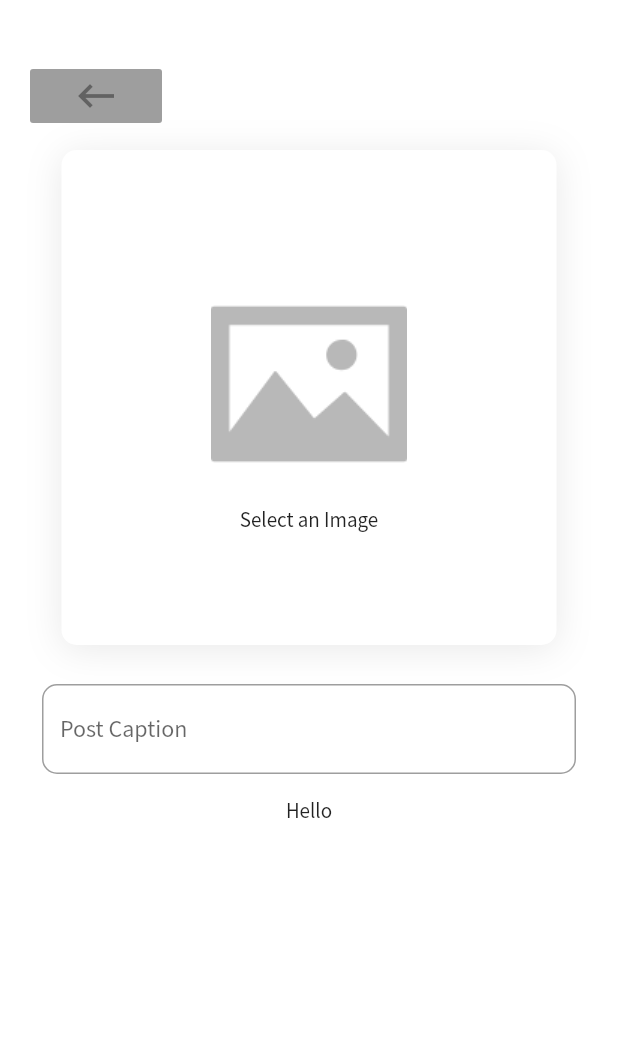
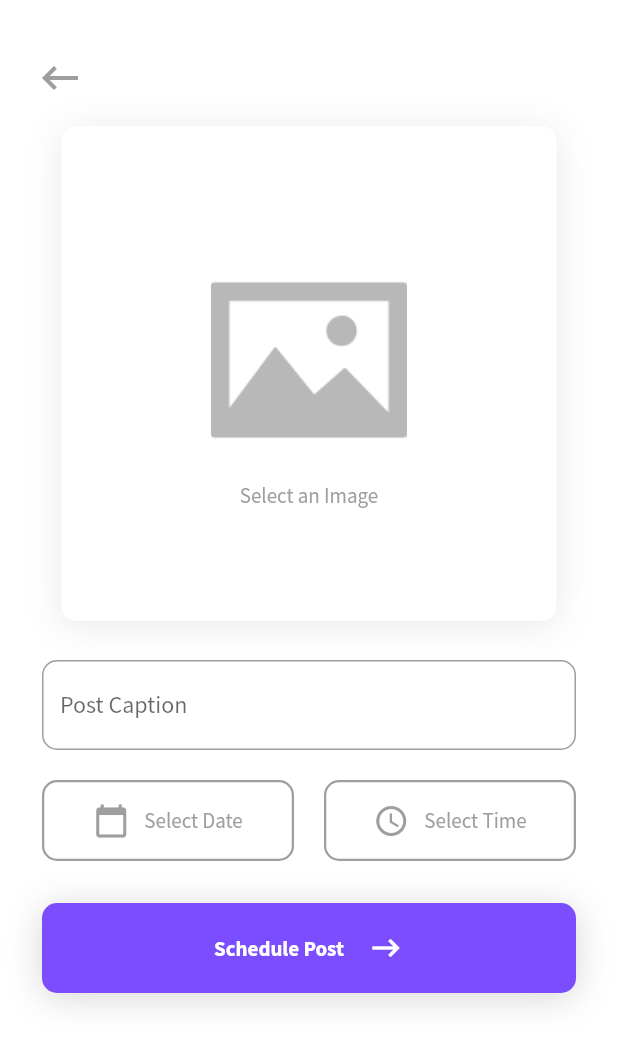
Before and after one commit to soumyadeb1809/schedule_it, a Flutter app: the NewPostScreen screen opened directly, on a phone screen of 412 x 824 dp. Shown: the top 1046 px of the screen. Run offline on Flutter 3.47's test engine with Material 2 defaults, Android fonts, the phone set to English and light mode, and no system bars; our stand-ins replace firebase_storage, image_picker; accounts and stored records are empty.

Commit message:
Completed UI - New Post Upload

```diff
--- a/lib/main.dart
+++ b/lib/main.dart
@@ -14,7 +14,7 @@ class MyApp extends StatelessWidget {
       debugShowCheckedModeBanner: false,
       theme: ThemeData(
         primarySwatch: Colors.deepPurple,
-        fontFamily: 'SSP'
+        fontFamily: 'SSP',
       ),
       home: LoginScreen(),
     );
--- a/lib/screens/login_screen.dart
+++ b/lib/screens/login_screen.dart
@@ -4,8 +4,7 @@ import 'package:schedule_it/utils/CommonUtils.dart';
 
 class LoginScreen extends StatelessWidget {
 
-  var _appNameSize = 56.0;
-
+  final double _appNameSize = 56.0;
 
   Widget _loginButtonContent(){
     return Container(
@@ -102,8 +101,8 @@ class LoginScreen extends StatelessWidget {
                   ),
                   Container(
                       child: InkWell(
-                          onTap: () => {
-                            _onLoginClicked(context)
+                          onTap: () {
+                            _onLoginClicked(context);
                           },
                           child: Material(
                               color: Colors.white,
--- a/lib/screens/new_post_screen.dart
+++ b/lib/screens/new_post_screen.dart
@@ -4,6 +4,7 @@ import 'dart:io';
 import 'package:flutter/material.dart';
 import 'package:flutter/services.dart';
 import 'package:schedule_it/utils/CommonUtils.dart';
+import 'package:schedule_it/utils/DateTimeUtils.dart';
 import 'package:schedule_it/utils/FirebaseUtils.dart';
 
 
@@ -19,18 +20,27 @@ class NewPostScreen extends StatefulWidget {
 class _NewPostScreenState extends State<NewPostScreen> with TickerProviderStateMixin {
 
   File _selectedImage = null;
+  DateTime _selectedDate = null;
+  TimeOfDay _selctedTime = null;
 
   TextEditingController postCaptionController = TextEditingController();
 
   Widget _topAppBar(){
     return Container(
       alignment: Alignment.centerLeft,
-      margin: EdgeInsets.only(top: 40, left: 20),
-      child: RaisedButton(
+      margin: EdgeInsets.only(top: 32, left: 20),
+      child: InkWell(
+        onTap: () {
+          Navigator.pop(context);
+        },
+        child: Padding(
+          padding: EdgeInsets.all(4),
           child: Icon(
-            Icons.keyboard_backspace,
-            size: 32,
-          )
+          Icons.keyboard_backspace,
+          size: 32,
+          color: Colors.grey,
+        ),
+        )
       ),
     );
   }
@@ -46,7 +56,10 @@ class _NewPostScreenState extends State<NewPostScreen> with TickerProviderStateM
                   "images/image_placeholder.png", 150, 150),
               margin: EdgeInsets.all(6),
             ),
-            Text("Select an Image", textAlign: TextAlign.center,),
+            Text("Select an Image",
+              textAlign: TextAlign.center,
+              style: TextStyle(color: Colors.grey),
+            ),
           ],
         )
     );
@@ -88,13 +101,74 @@ class _NewPostScreenState extends State<NewPostScreen> with TickerProviderStateM
     );
   }
 
+  Widget _getSelectDateText(){
+    String text;
+    if(null == this._selectedDate){
+      text = "Select Date";
+    }
+    else {
+      text = "${this._selectedDate.day}-${this._selectedDate.month}-${this._selectedDate.year}";
+    }
+    return Text(text, style: TextStyle(color: Colors.grey),);
+  }
+
+  Widget _scheduleDateContent(){
+    return Container(
+      height: 54,
+      alignment: Alignment.center,
+      decoration: BoxDecoration(
+          borderRadius: BorderRadius.all(Radius.circular(10.0)),
+          border: Border.all(color: Colors.grey, width: 1.5)
+      ),
+      child: Row(
+        mainAxisAlignment: MainAxisAlignment.center,
+        children: <Widget>[
+          Icon(Icons.calendar_today, color: Colors.grey,),
+          SizedBox(width: 10,),
+          _getSelectDateText()
+        ],
+      ),
+    );
+  }
+
+
+  Widget _getSelectTimeText(){
+    String text;
+    if(null == this._selctedTime){
+      text = "Select Time";
+    }
+    else {
+      text = "${this._selctedTime.hour}:${this._selctedTime.minute}";
+    }
+    return Text(text, style: TextStyle(color: Colors.grey),);
+  }
+
+  Widget _scheduleTimeContent(){
+    return Container(
+      height: 54,
+      alignment: Alignment.center,
+      decoration: BoxDecoration(
+          borderRadius: BorderRadius.all(Radius.circular(10.0)),
+          border: Border.all(color: Colors.grey, width: 1.5)
+      ),
+      child: Row(
+        mainAxisAlignment: MainAxisAlignment.center,
+        children: <Widget>[
+          Icon(Icons.access_time, color: Colors.grey,),
+          SizedBox(width: 10,),
+          _getSelectTimeText()
+        ],
+      ),
+    );
+  }
+
   Widget _newPostForm() {
     return Container(
         child: Column(
           children: <Widget>[
             _imageSelectionSection(),
             Container(
-              padding: EdgeInsets.only(left: 28, right: 28, top: 14),
+              margin: EdgeInsets.only(left: 28, right: 28, top: 14),
               child: TextField(
                 controller: postCaptionController,
                 keyboardType: TextInputType.multiline,
@@ -107,17 +181,39 @@ class _NewPostScreenState extends State<NewPostScreen> with TickerProviderStateM
               ),
             ),
             Container(
+              margin: EdgeInsets.only(left: 28, right: 28, top: 20),
               child: Row(
                 children: <Widget>[
                   Expanded(
                     child: Container(
-                      child: RaisedButton(
-                        elevation: 0,
-                        color: Color(0xFFFFFFFF),
-                        onPressed: (){
-
+                      child: InkWell(
+                        onTap: () {
+                          DateTimeUtils.selectDate(context).then((dateTime){
+                            if (dateTime != null)
+                              debugPrint("Selected Date: " + dateTime.toString());
+                              setState(() {
+                                this._selectedDate = dateTime;
+                              });
+                          });
                         },
-                        child: Text("Hello"),
+                        child: _scheduleDateContent(),
+                      ),
+                    ),
+                  ),
+                  SizedBox(width: 20,),
+                  Expanded(
+                    child: Container(
+                      child: InkWell(
+                        onTap: () {
+                          DateTimeUtils.selectTime(context).then((timeOfDay){
+                            if (timeOfDay != null)
+                              debugPrint("Selected Time: " + timeOfDay.toString());
+                            setState(() {
+                              this._selctedTime = timeOfDay;
+                            });
+                          });
+                        },
+                        child: _scheduleTimeContent(),
                       ),
                     ),
                   )
@@ -126,6 +222,38 @@ class _NewPostScreenState extends State<NewPostScreen> with TickerProviderStateM
             )
           ],
         ),
+    );
+  }
+
+  Widget _schedulePostButtonContent(){
+    return Container(
+      decoration: BoxDecoration(
+          color: Colors.deepPurpleAccent,
+          borderRadius: BorderRadius.all(Radius.circular(10.0)),
+          boxShadow: [
+            BoxShadow(
+                color: Color(0x29000000),
+                offset: new Offset(0.0, 3.0),
+                blurRadius: 20.0
+            )
+          ]
+      ),
+      margin: EdgeInsets.only(left: 28.0, right: 28.0, top: 28, bottom: 24),
+      height: 60.0,
+      child: Row(
+        mainAxisAlignment: MainAxisAlignment.center,
+        children: <Widget>[
+          Text("Schedule Post",
+            style: TextStyle(color: Colors.white,
+                fontWeight: FontWeight.bold),
+          ),
+          SizedBox(width: 16.0,),
+          RotatedBox(
+            quarterTurns: 2,
+            child: Icon(Icons.keyboard_backspace, color: Colors.white,),
+          )
+        ],
+      ),
     );
   }
 
@@ -141,6 +269,7 @@ class _NewPostScreenState extends State<NewPostScreen> with TickerProviderStateM
               children: <Widget>[
                 _topAppBar(),
                 _newPostForm(),
+                _schedulePostButtonContent(),
               ],
             ),
           ),
--- /dev/null
+++ b/lib/utils/DateTimeUtils.dart
@@ -0,0 +1,23 @@
+
+import 'package:flutter/material.dart';
+
+class DateTimeUtils {
+  static Future<DateTime> selectDate(BuildContext context) async {
+    var currentDT = new DateTime.now();
+    DateTime picked = await showDatePicker(
+        context: context,
+        initialDate: currentDT,
+        firstDate: currentDT,
+        lastDate: currentDT.add(new Duration(days: 30))
+    );
+    return picked;
+  }
+
+  static Future<TimeOfDay> selectTime(BuildContext context) async {
+    TimeOfDay picked = await showTimePicker(
+        context: context,
+        initialTime: new TimeOfDay.fromDateTime(new DateTime.now()),
+    );
+    return picked;
+  }
+}
```
